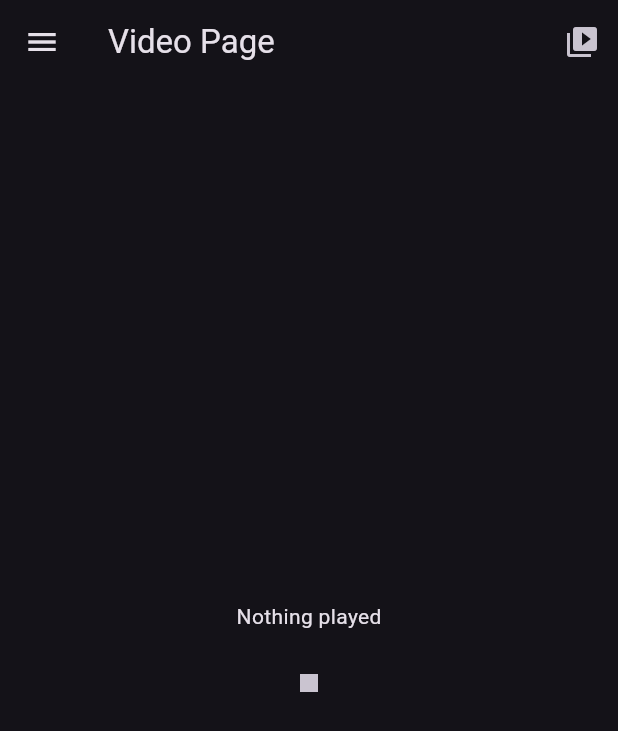
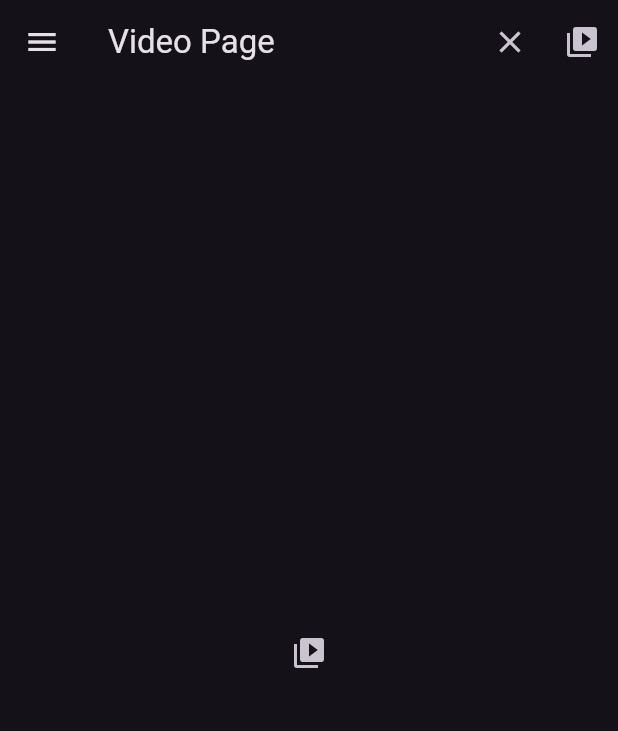
Before and after one commit to lostest4352/video__player, a Flutter app: the VideoPage screen opened directly, on a phone screen of 412 x 824 dp. Shown: the top 731 px of the screen. Run offline on Flutter 3.47's test engine with Material 3 defaults, Android fonts, the phone set to English and light mode, and no system bars; our stand-ins replace image_picker; missing offline and left inert: media_kit, media_kit_video.

Commit message:
made video page function like image page

```diff
--- a/lib/pages/video_page.dart
+++ b/lib/pages/video_page.dart
@@ -27,6 +27,12 @@ class _VideoPageState extends State<VideoPage> {
             actions: [
               IconButton(
                 onPressed: () {
+                  imagePickerValue.closeVideo();
+                },
+                icon: const Icon(Icons.close),
+              ),
+              IconButton(
+                onPressed: () {
                   imagePickerValue.selectVideo();
                 },
                 icon: const Icon(Icons.video_library),
@@ -42,8 +48,13 @@ class _VideoPageState extends State<VideoPage> {
                     builder: (context) {
                       final vidPath = imagePickerValue.selectedVideo?.path;
                       if (vidPath == null) {
-                        return const Center(
-                          child: Text("Nothing played"),
+                        return Center(
+                          child: IconButton(
+                            onPressed: () {
+                              imagePickerValue.selectVideo();
+                            },
+                            icon: const Icon(Icons.video_library),
+                          ),
                         );
                       } else {
                         return VideoPlayerPage(
@@ -55,12 +66,6 @@ class _VideoPageState extends State<VideoPage> {
                   const SizedBox(
                     height: 10,
                   ),
-                  IconButton(
-                    onPressed: () {
-                      imagePickerValue.closeVideo();
-                    },
-                    icon: const Icon(Icons.stop),
-                  ),
                 ],
               ),
             ),
```
